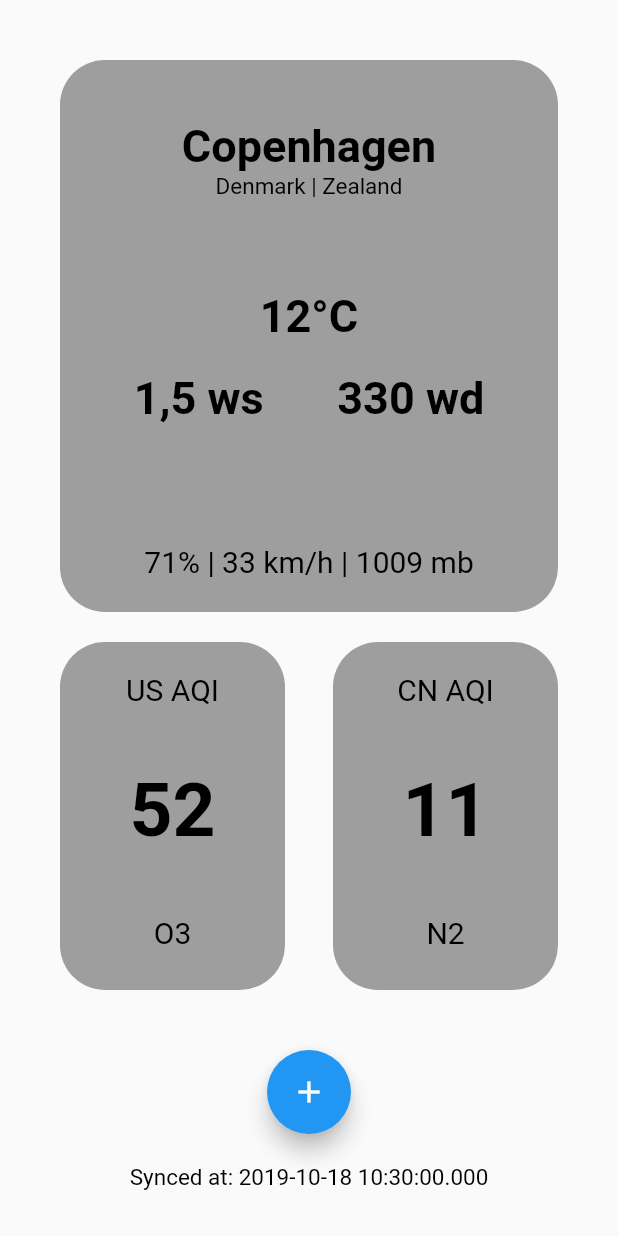
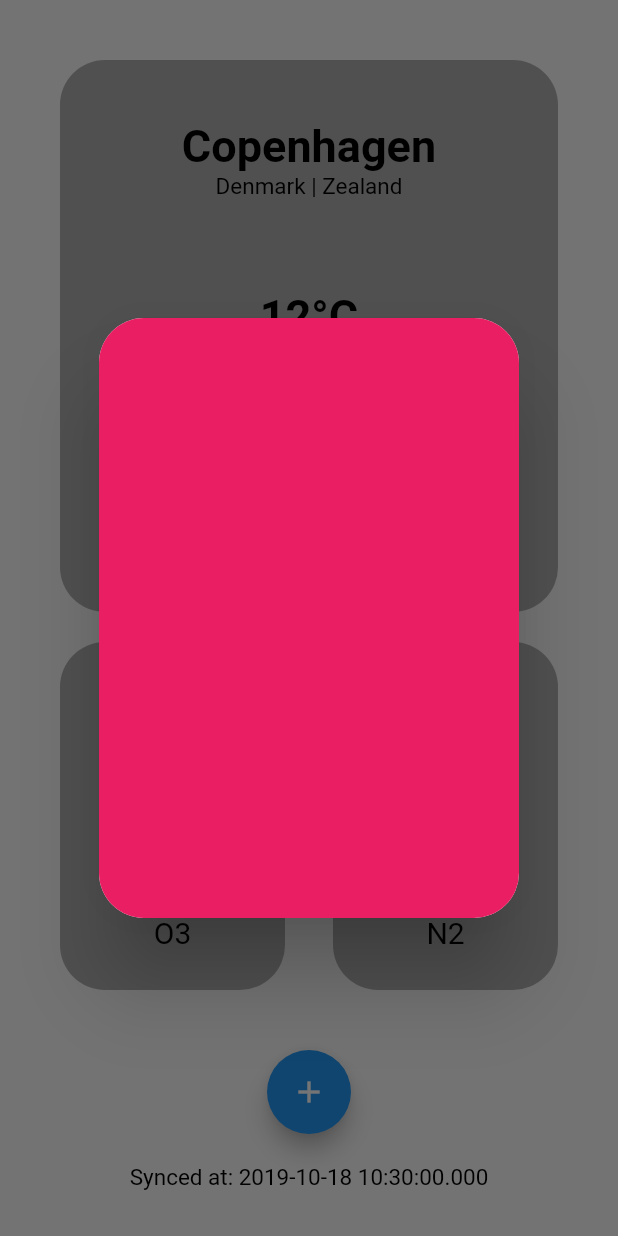
Before and after one commit to AndoPatrik/WeatherAppFlutter, a Flutter app: the screen it shows after launch, after a tap on the "add" icon, on a phone screen of 412 x 824 dp. Run offline on Flutter 3.47's test engine with Material 2 defaults, Android fonts, the phone set to English and light mode, and no system bars.

Commit message:
Gif background setup + popup init

```diff
--- a/weather_app/lib/screens/Mainscreen.dart
+++ b/weather_app/lib/screens/Mainscreen.dart
@@ -1,10 +1,16 @@
 import 'package:flutter/material.dart';
 import 'package:weather_app/widgets/CardContainer.dart';
+import 'package:weather_app/widgets/ChooseLocationPopUp.dart';
 
 class Mainscreen extends StatelessWidget {
   @override
   Widget build(BuildContext context) {
     return Container(
+      // Back ground gif
+      // decoration: BoxDecoration(
+      //   image: DecorationImage(
+      //       image: AssetImage("assets/rain.gif"), fit: BoxFit.fill),
+      // ),
       width: MediaQuery.of(context).size.width,
       height: MediaQuery.of(context).size.height,
       child: Center(
@@ -173,7 +179,10 @@ class Mainscreen extends StatelessWidget {
                     padding: EdgeInsets.only(bottom: 20.0),
                     child: FloatingActionButton(
                       child: Icon(Icons.add),
-                      onPressed: () {},
+                      onPressed: () {
+                        ChooseLocationPopUp.createChooseLocationPupUp(
+                            context: context);
+                      },
                     ),
                   ),
                   Padding(
--- a/weather_app/lib/widgets/CardContainer.dart
+++ b/weather_app/lib/widgets/CardContainer.dart
@@ -11,7 +11,8 @@ class CardContainer extends StatelessWidget {
     return Container(
       width: width,
       decoration: BoxDecoration(
-          borderRadius: BorderRadius.circular(30.0), color: Colors.grey),
+          borderRadius: BorderRadius.circular(30.0),
+          color: Colors.black.withOpacity(0.3)),
       child: Column(
         crossAxisAlignment: CrossAxisAlignment.center,
         //mainAxisAlignment: MainAxisAlignment.center,
--- /dev/null
+++ b/weather_app/lib/widgets/ChooseLocationPopUp.dart
@@ -0,0 +1,34 @@
+import 'package:flutter/material.dart';
+
+class ChooseLocationPopUp {
+  static createChooseLocationPupUp({@required BuildContext context}) {
+    return showDialog(
+        context: context,
+        builder: (context) {
+          return Dialog(
+              shape: RoundedRectangleBorder(
+                  borderRadius: BorderRadius.circular(30.0)),
+              child: Container(
+                height: 400,
+                width: 100,
+                child: PageView(
+                  children: <Widget>[
+                    Container(
+                      decoration: BoxDecoration(
+                          color: Colors.pink,
+                          borderRadius: BorderRadius.circular(30.0)),
+                    ),
+                    Container(
+                      decoration: BoxDecoration(
+                          color: Colors.cyan,
+                          borderRadius: BorderRadius.circular(30.0)),
+                    ),
+                    Container(
+                      color: Colors.deepPurple,
+                    ),
+                  ],
+                ),
+              ));
+        });
+  }
+}
--- a/weather_app/pubspec.yaml
+++ b/weather_app/pubspec.yaml
@@ -41,7 +41,9 @@ flutter:
   uses-material-design: true
 
   # To add assets to your application, add an assets section, like this:
-  # assets:
+  assets:
+     - assets/thunder.gif
+     - assets/rain.gif
   #  - images/a_dot_burr.jpeg
   #  - images/a_dot_ham.jpeg
 
```
Also changed, not shown: weather_app/assets/rain.gif (added), weather_app/assets/thunder.gif (added).
